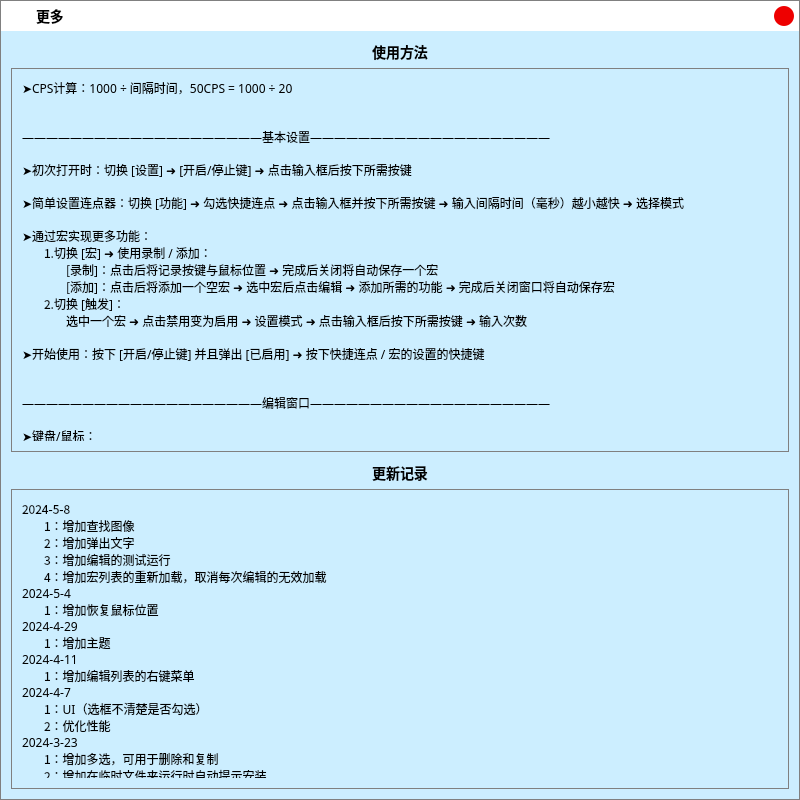
Qt form .ui/MoreUi.ui (ChiyukiGana/Quickinput) before a commit.
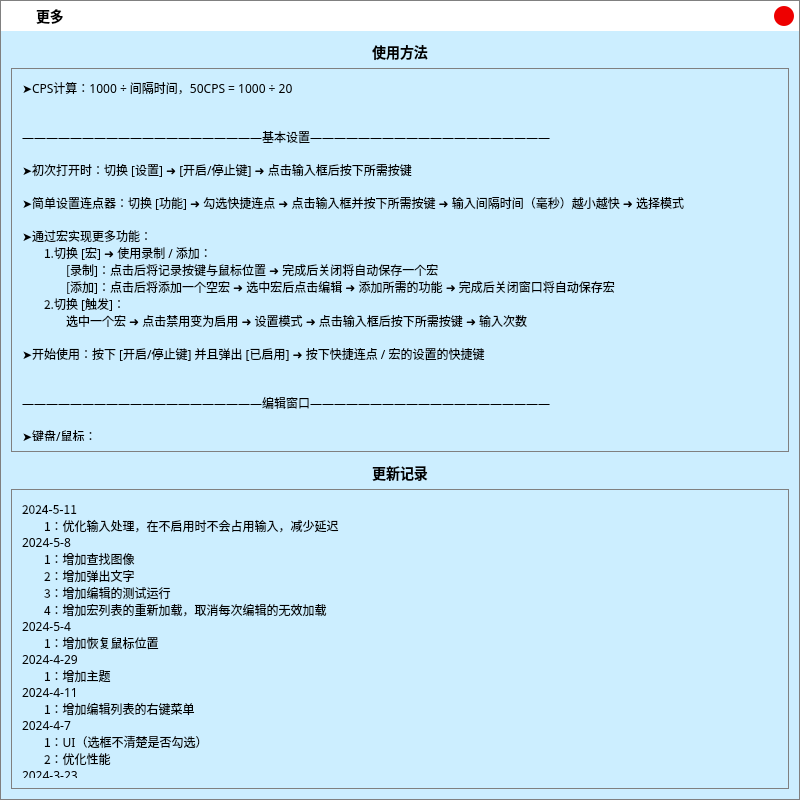
The same form after that commit. Icons and pictures are not drawn.

```diff
--- a/.ui/MoreUi.ui
+++ b/.ui/MoreUi.ui
@@ -457,7 +457,7 @@
            <x>0</x>
            <y>0</y>
            <width>756</width>
-           <height>2611</height>
+           <height>2645</height>
           </rect>
          </property>
          <property name="styleSheet">
@@ -496,7 +496,9 @@
              </font>
             </property>
             <property name="text">
-             <string>2024-5-8
+             <string>2024-5-11
+ㅤㅤ1：优化输入处理，在不启用时不会占用输入，减少延迟
+2024-5-8
 ㅤㅤ1：增加查找图像
 ㅤㅤ2：增加弹出文字
 ㅤㅤ3：增加编辑的测试运行
```
